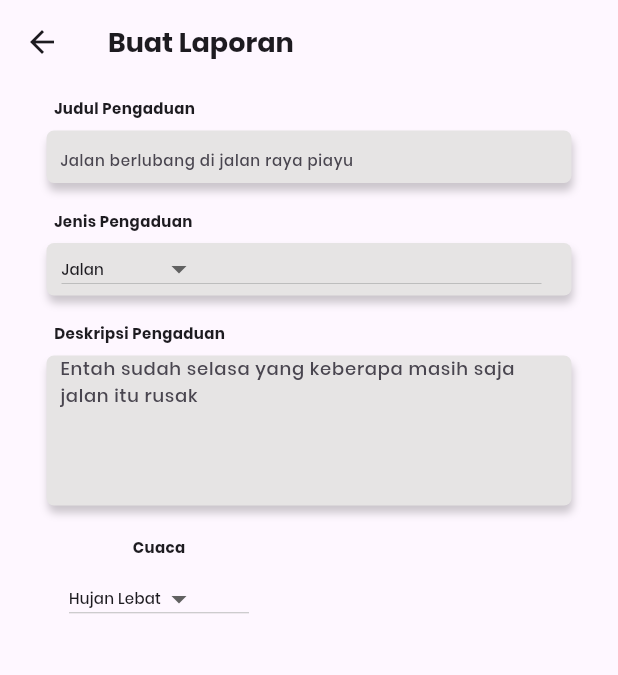
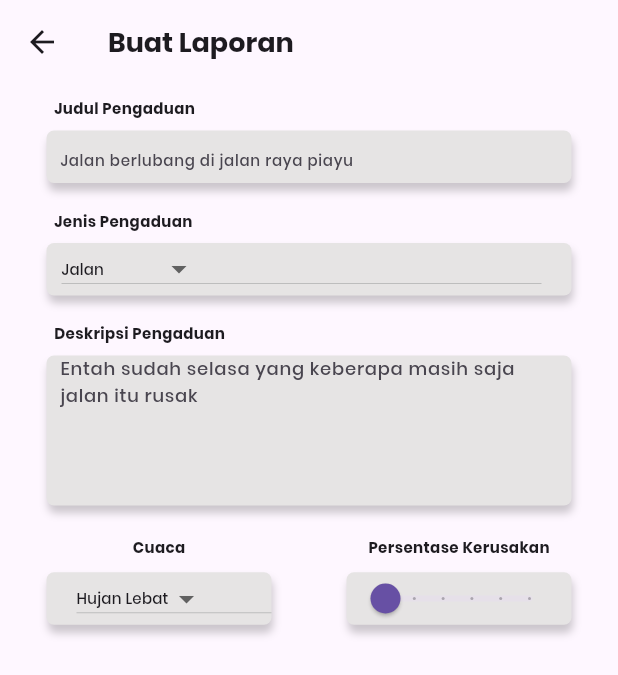
Before and after one commit to kaminariwhat/PBL20KMIPN, a Flutter app: the LaporScreen screen opened by its route, on a phone screen of 412 x 824 dp. Shown: the top 675 px of the screen. Run offline on Flutter 3.47's test engine with Material 3 defaults, Android fonts, the phone set to English and light mode, and no system bars; missing offline and left inert: flutter_osm_plugin.

Commit message:
update widget persentase kerusakan

```diff
--- a/lib/screens/lapor.dart
+++ b/lib/screens/lapor.dart
@@ -5,6 +5,8 @@ const List<String> cuaca = <String>['Hujan Lebat', 'Hujan', 'Gerimis', 'Cerah'];
 
 String? selectedItem = 'Jalan';
 String? selectedCuaca = 'Hujan Lebat';
+
+double _currentSliderValue = 0;
 class LaporScreen extends StatefulWidget {
   const LaporScreen({super.key});
 
@@ -35,7 +37,8 @@ class _LaporScreenState extends State<LaporScreen> {
           ),
         ),
       ),
-      body: Column(
+      body: SingleChildScrollView(
+        child: Column(
         children: [
           Center(
             child: Column(
@@ -246,9 +249,25 @@ class _LaporScreenState extends State<LaporScreen> {
                                     width: 10,
                                   ),
                                   SizedBox(
-                                  width: 120,
+                                  width: 150,
                                   height: 35,
+                                  child: Container(
+                                    padding: EdgeInsets.only(
+                                      left: 20,
+                                    ),
+                                    decoration: BoxDecoration(
+                                    color: const Color.fromARGB(255, 230, 228, 228),
+                                    borderRadius: BorderRadius.circular(5),
+                                    boxShadow: [
+                                      BoxShadow(
+                                        color: Colors.black.withOpacity(0.2),
+                                        blurRadius: 4,
+                                        offset: const Offset(1, 5),
+                                      ),
+                                    ],
+                                  ),
                                   child: DropdownButton<String>(
+                                    icon: const Icon(Icons.arrow_drop_down_sharp),
                                     value: selectedCuaca,
                                     items: cuaca.map<DropdownMenuItem<String>>((String cuaca) {
                                       return DropdownMenuItem<String>(
@@ -268,6 +287,7 @@ class _LaporScreenState extends State<LaporScreen> {
                                     },
                                   ),
                                   ),
+                                  ),
                                 ],
                               ),
                               ),
@@ -280,6 +300,55 @@ class _LaporScreenState extends State<LaporScreen> {
                             SizedBox(
                               height: 80,
                               width: 150,
+                              child: Column(
+                                mainAxisAlignment: MainAxisAlignment.center,
+                                children: [
+                                  const Text(
+                                    'Persentase Kerusakan',
+                                    style: TextStyle(
+                                      fontFamily: "Poppins",
+                                      fontWeight: FontWeight.bold,
+                                      fontSize: 10,
+                                    ),
+                                  ),
+                                  const Padding(padding: EdgeInsets.only(top: 10)),
+                                  const SizedBox(
+                                    width: 10,
+                                  ),
+                                  SizedBox(
+                                    width: 150,
+                                    height: 35,
+                                    child: Container(
+                                      padding: const EdgeInsets.only(
+                                      left: 0,
+                                      right: 2
+                                      ),
+                                      decoration: BoxDecoration(
+                                      color: const Color.fromARGB(255, 230, 228, 228),
+                                      borderRadius: BorderRadius.circular(5),
+                                      boxShadow: [
+                                        BoxShadow(
+                                          color: Colors.black.withOpacity(0.2),
+                                          blurRadius: 4,
+                                          offset: const Offset(1, 5),
+                                        ),
+                                      ],
+                                    ),
+                                    child: Slider(
+                                      value: _currentSliderValue,
+                                      max: 100,
+                                      divisions: 5,
+                                      label: _currentSliderValue.round().toString(),
+                                      onChanged: (double value) {
+                                        setState(() {
+                                          _currentSliderValue = value;
+                                        });
+                                      },
+                                    ),
+                                    ),
+                                  )
+                                ],
+                              ),
                               )
                           ],
                         ),
@@ -294,6 +363,7 @@ class _LaporScreenState extends State<LaporScreen> {
           )
         ],
       ),
+      )
     );
   }
 }
```
